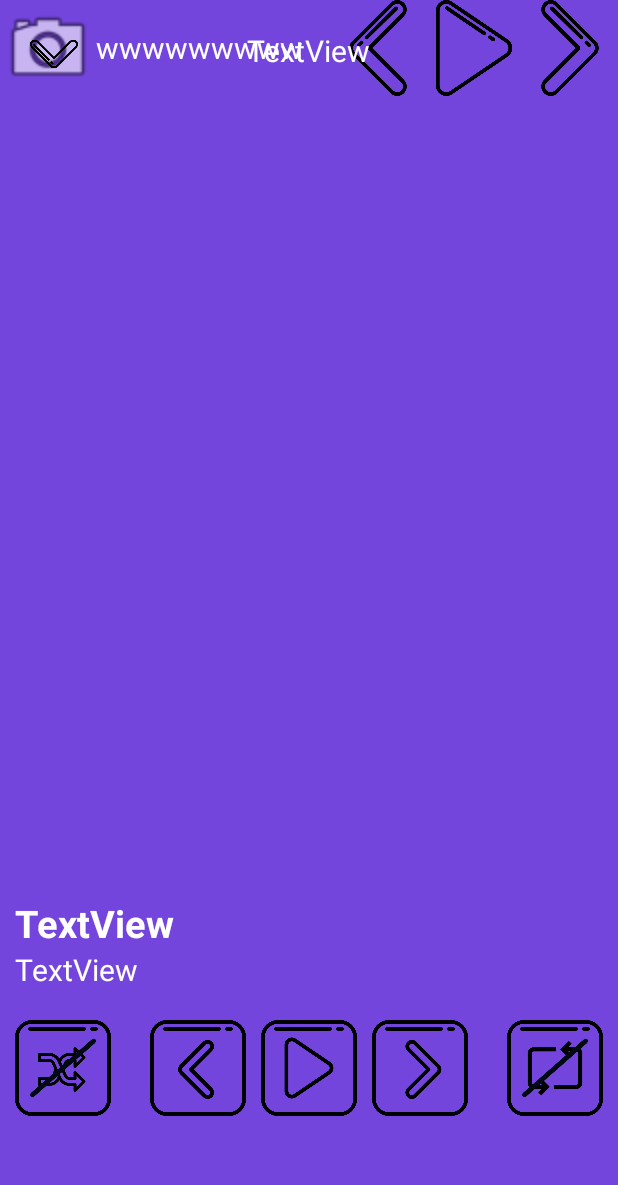
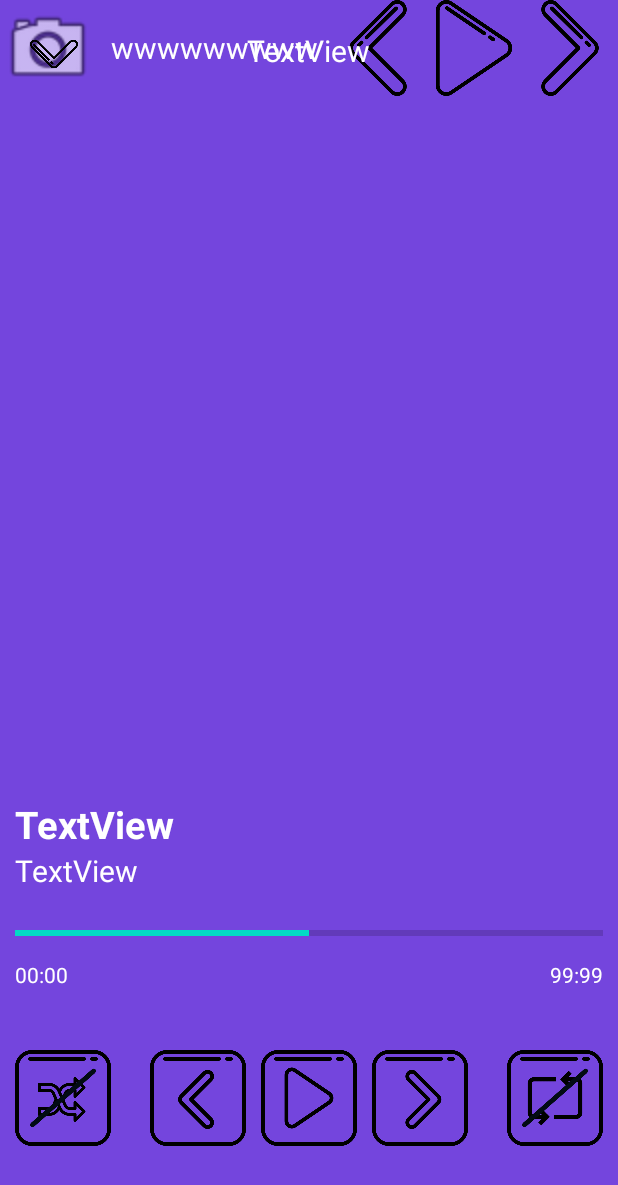
Before and after one commit to aaronmenezes/AudioPlayer, an Android app: the screen it shows after launch (MainActivity), on a phone screen of 412 x 824 dp. Shown: the top 1185 px of the screen. Run offline under Robolectric (Android 15) with nearby library versions, the light colour scheme and no system bars; libraries missing offline, so code that uses them is left out: com.sothree.slidinguppanel, com.spotify.android, com.spotify.protocol; plain views replace SlidingUpPanelLayout; pictures from the network do not load; 6 statements that could not run were skipped.

Commit message:
updated icon

```diff
--- a/app/src/main/java/com/kyser/audiostreamdemo/MainActivity.java
+++ b/app/src/main/java/com/kyser/audiostreamdemo/MainActivity.java
@@ -6,18 +6,17 @@ import androidx.recyclerview.widget.RecyclerView;
 
 import android.graphics.Bitmap;
 import android.os.Bundle;
+import android.os.Handler;
 import android.util.Log;
 import android.view.View;
 import android.widget.AdapterView;
 import android.widget.ArrayAdapter;
 import android.widget.ImageButton;
 import android.widget.ImageView;
-import android.widget.LinearLayout;
+import android.widget.ProgressBar;
 import android.widget.Spinner;
 import android.widget.TextView;
 
-import com.bumptech.glide.Glide;
-import com.bumptech.glide.request.target.Target;
 import com.sothree.slidinguppanel.SlidingUpPanelLayout;
 import com.spotify.android.appremote.api.ConnectionParams;
 import com.spotify.android.appremote.api.Connector;
@@ -29,6 +28,13 @@ import com.spotify.protocol.types.ListItems;
 import com.spotify.protocol.types.PlayerState;
 import com.spotify.protocol.types.Track;
 
+import java.sql.SQLOutput;
+import java.util.Locale;
+import java.util.concurrent.TimeUnit;
+
+import static com.spotify.protocol.types.Repeat.OFF;
+import static com.spotify.protocol.types.Repeat.ONE;
+
 public class MainActivity extends AppCompatActivity implements AdapterView.OnItemSelectedListener, View.OnClickListener, SlidingUpPanelLayout.PanelSlideListener {
     private static final String CLIENT_ID = "43205f60655840d49b53f30ac2226f77";
     private static final String REDIRECT_URI = "http://com.kyser.audiostreamdemo/callback";
@@ -39,6 +45,7 @@ public class MainActivity extends AppCompatActivity implements AdapterView.OnIte
     private RecyclerView mAlbumList;
     private AlbumItemAdaptor mAlbumItemAdapter;
     private ListItems mListItems;
+    private ProgressBar mProgressBar;
 
     @Override
     protected void onCreate(Bundle savedInstanceState) {
@@ -50,6 +57,7 @@ public class MainActivity extends AppCompatActivity implements AdapterView.OnIte
         connectToRemote();
         mActivityLayout.setPanelState(SlidingUpPanelLayout.PanelState.HIDDEN);
         mActivityLayout.addPanelSlideListener(this);
+        mProgressBar = (ProgressBar)findViewById(R.id.player_track_progress);
     }
 
     private void setListeners() {
@@ -59,6 +67,8 @@ public class MainActivity extends AppCompatActivity implements AdapterView.OnIte
         findViewById(R.id.player_cntrls_play).setOnClickListener(this);
         findViewById(R.id.player_cntrls_next).setOnClickListener(this);
         findViewById(R.id.player_cntrls_prev).setOnClickListener(this);
+        findViewById(R.id.player_cntrls_shfl).setOnClickListener(this);
+        findViewById(R.id.player_cntrls_repeat).setOnClickListener(this);
         findViewById(R.id.player_minimize).setOnClickListener(this);
     }
     private void setRecyclerList(){
@@ -115,15 +125,16 @@ public class MainActivity extends AppCompatActivity implements AdapterView.OnIte
     private void connected() {
         mActivityLayout.setPanelState(SlidingUpPanelLayout.PanelState.COLLAPSED);
         mSpotifyAppRemote.getPlayerApi().subscribeToPlayerState().setEventCallback(playerState -> {
-                togglePlayPause(playerState.isPaused);
+                togglePlayPause(playerState);
+                updateTrackProgress(playerState);
                 if(playerState.track==null) {
                     mActivityLayout.setPanelState(SlidingUpPanelLayout.PanelState.HIDDEN);
                 }else {
                     setPlayerInfo(playerState.track);
                 }
+
         });
 
-       // mSpotifyAppRemote.getPlayerApi().play("spotify:playlist:37i9dQZF1DX2sUQwD7tbmL");
        CallResult<ListItems> callresult=  mSpotifyAppRemote.getContentApi().getRecommendedContentItems("default" );
        callresult.setResultCallback(listItems -> {
            mListItems = listItems;
@@ -142,11 +153,54 @@ public class MainActivity extends AppCompatActivity implements AdapterView.OnIte
         bitmapResult_big.setResultCallback(bitmap -> ((ImageView) findViewById(R.id.player_poster)).setImageBitmap(bitmap));
     }
 
-    private void togglePlayPause(boolean isPaused) {
-        ((ImageButton)findViewById(R.id.mini_btn_play)).setImageDrawable(getDrawable(isPaused?R.drawable.play:R.drawable.pause));
-        ((ImageButton)findViewById(R.id.player_cntrls_play)).setImageDrawable(getDrawable(isPaused?R.drawable.play_1:R.drawable.pause_1));
+    private void togglePlayPause(PlayerState playerState) {
+        ((ImageButton)findViewById(R.id.mini_btn_play)).setImageDrawable(getDrawable(playerState.isPaused?R.drawable.play:R.drawable.pause));
+        ((ImageButton)findViewById(R.id.player_cntrls_play)).setImageDrawable(getDrawable(playerState.isPaused?R.drawable.play_1:R.drawable.pause_1));
+        ((ImageButton)findViewById(R.id.player_cntrls_shfl)).setImageDrawable(getDrawable(playerState.playbackOptions.isShuffling?R.drawable.shuffle_2:R.drawable.shuffle_off));
+        ((ImageButton)findViewById(R.id.player_cntrls_repeat)).setImageDrawable(getDrawable(playerState.playbackOptions.repeatMode==OFF ?R.drawable.repeat_none:(playerState.playbackOptions.repeatMode==ONE ?R.drawable.repeat_one:R.drawable.repeat_all)));
     }
 
+    private String getTimeFormMilli(long duration){
+        return  String.format(Locale.US,"%02d:%02d", TimeUnit.MILLISECONDS.toMinutes(duration), TimeUnit.MILLISECONDS.toSeconds(duration) -
+                TimeUnit.MINUTES.toSeconds(TimeUnit.MILLISECONDS.toMinutes(duration)));
+    }
+    boolean isProgressOn = false;
+    Track mCurrentTrack;
+    String mCurrentTrackTitle;
+    int mProgressCount = 0;
+    Runnable r = new Runnable() {
+        @Override
+        public void run() {
+            mProgressCount+=1;
+            long total_duration = (mCurrentTrack.duration/1000);
+            mProgressBar.setProgress((int)(mProgressCount/(total_duration/100) ));
+            ((TextView)findViewById(R.id.player_elapsed_duration)).setText(getTimeFormMilli(mProgressCount*1000));
+            if(isProgressOn)
+                updatePosition();
+        }
+    };
+    private void updateTrackProgress(PlayerState playerState){
+        if(!playerState.track.name.equals(mCurrentTrackTitle)){
+            mProgressBar.setProgress(0);
+            mProgressCount = 0;
+            mCurrentTrack= playerState.track;
+            mCurrentTrackTitle = mCurrentTrack.name ;
+            isProgressOn=false;
+
+            ((TextView)findViewById(R.id.player_total_duration)).setText(getTimeFormMilli(mCurrentTrack.duration));
+        }
+
+        if(!playerState.isPaused) {
+            if(!isProgressOn) {
+                isProgressOn = true;
+                updatePosition();
+            }
+        }
+        else isProgressOn =false;
+    }
+    private void updatePosition(){
+        boolean h = new Handler().postDelayed( r, 1000);
+    }
 
     @Override
     protected void onStop() {
@@ -192,6 +246,11 @@ public class MainActivity extends AppCompatActivity implements AdapterView.OnIte
             mSpotifyAppRemote.getPlayerApi().skipNext();
         }else if(view.getId() == R.id.player_minimize){
             mActivityLayout.setPanelState(SlidingUpPanelLayout.PanelState.COLLAPSED);
+        }else if(view.getId() == R.id.player_cntrls_shfl){
+            mSpotifyAppRemote.getPlayerApi().toggleShuffle();
+        }
+        else if(view.getId() == R.id.player_cntrls_repeat){
+            mSpotifyAppRemote.getPlayerApi().toggleRepeat();
         }
     }
 
@@ -209,4 +268,12 @@ public class MainActivity extends AppCompatActivity implements AdapterView.OnIte
             findViewById(R.id.player_window).setVisibility(View.GONE);
         }
     }
+
+    @Override
+    public void onBackPressed() {
+        if(mActivityLayout.getPanelState() == SlidingUpPanelLayout.PanelState.EXPANDED)
+            mActivityLayout.setPanelState(SlidingUpPanelLayout.PanelState.COLLAPSED);
+        else
+            super.onBackPressed();
+    }
 }
--- a/app/src/main/res/layout/activity_main.xml
+++ b/app/src/main/res/layout/activity_main.xml
@@ -83,6 +83,7 @@
                 android:layout_centerVertical="true"
                 android:layout_toStartOf="@id/mini_btn_prev"
                 android:layout_toEndOf="@id/mini_album_poster"
+                android:layout_marginStart="10dp"
                 android:textColor="#FFFFFF"
                 android:text="wwwwwwwww"
                 android:textSize="20sp" />
--- a/app/src/main/res/layout/player_window.xml
+++ b/app/src/main/res/layout/player_window.xml
@@ -65,13 +65,49 @@
         android:text="TextView"
         android:textSize="20sp"
         android:textColor="#ffffff"
-        android:layout_above="@id/player_controls"/>
+        android:layout_above="@id/player_track_progress"
+        android:layout_marginBottom="20dp"/>
+
+    <ProgressBar
+        android:id="@+id/player_track_progress"
+        style="?android:attr/progressBarStyleHorizontal"
+        android:layout_above="@id/player_controls"
+        android:layout_marginBottom="50dp"
+        android:progress="50"
+        android:layout_width="match_parent"
+        android:layout_height="wrap_content"
+        android:paddingHorizontal="10dp" />
+
+    <TextView
+        android:id="@+id/player_elapsed_duration"
+        android:layout_width="wrap_content"
+        android:layout_height="wrap_content"
+        android:layout_below="@+id/player_track_progress"
+        android:layout_alignLeft="@id/player_track_progress"
+         android:layout_marginTop="-40dp"
+        android:paddingLeft="10dp"
+        android:text="00:00"
+        android:textColor="#ffffff"
+        android:textSize="14sp" />
+
+    <TextView
+        android:id="@+id/player_total_duration"
+        android:layout_width="wrap_content"
+        android:layout_height="wrap_content"
+        android:layout_below="@id/player_track_progress"
+        android:layout_alignRight="@id/player_track_progress"
+        android:layout_marginTop="-40dp"
+        android:paddingRight="10dp"
+        android:text="99:99"
+        android:textColor="#ffffff"
+        android:textSize="14sp" />
 
     <RelativeLayout
         android:id="@+id/player_controls"
         android:layout_width="match_parent"
         android:layout_height="wrap_content"
-        android:layout_alignParentBottom="true" >
+        android:layout_alignParentBottom="true"
+        android:layout_marginBottom="60dp">
 
         <ImageButton
             android:id="@+id/player_cntrls_play"
@@ -81,8 +117,7 @@
             android:background="@android:color/transparent"
             android:scaleType="fitXY"
             android:layout_centerHorizontal="true"
-            android:layout_marginTop="20dp"
-            android:layout_marginBottom="80dp"/>
+            android:layout_marginTop="20dp"/>
 
         <ImageButton
             android:id="@+id/player_cntrls_prev"
@@ -93,7 +128,6 @@
             android:scaleType="fitXY"
             android:layout_toLeftOf="@id/player_cntrls_play"
             android:layout_marginTop="20dp"
-            android:layout_marginBottom="80dp"
             android:layout_marginEnd="10dp"/>
 
         <ImageButton
@@ -105,7 +139,6 @@
             android:scaleType="fitXY"
             android:layout_toRightOf="@id/player_cntrls_play"
             android:layout_marginTop="20dp"
-            android:layout_marginBottom="80dp"
             android:layout_marginStart="10dp"/>
 
         <ImageButton
@@ -116,8 +149,7 @@
             android:background="@android:color/transparent"
             android:scaleType="fitXY"
             android:layout_marginStart="10dp"
-            android:layout_marginTop="20dp"
-            android:layout_marginBottom="80dp"/>
+            android:layout_marginTop="20dp"/>
 
         <ImageButton
             android:id="@+id/player_cntrls_repeat"
@@ -128,8 +160,7 @@
             android:scaleType="fitXY"
             android:layout_alignParentEnd="true"
             android:layout_marginEnd="10dp"
-            android:layout_marginTop="20dp"
-            android:layout_marginBottom="80dp"/>
+            android:layout_marginTop="20dp" />
 
     </RelativeLayout>
 
```
